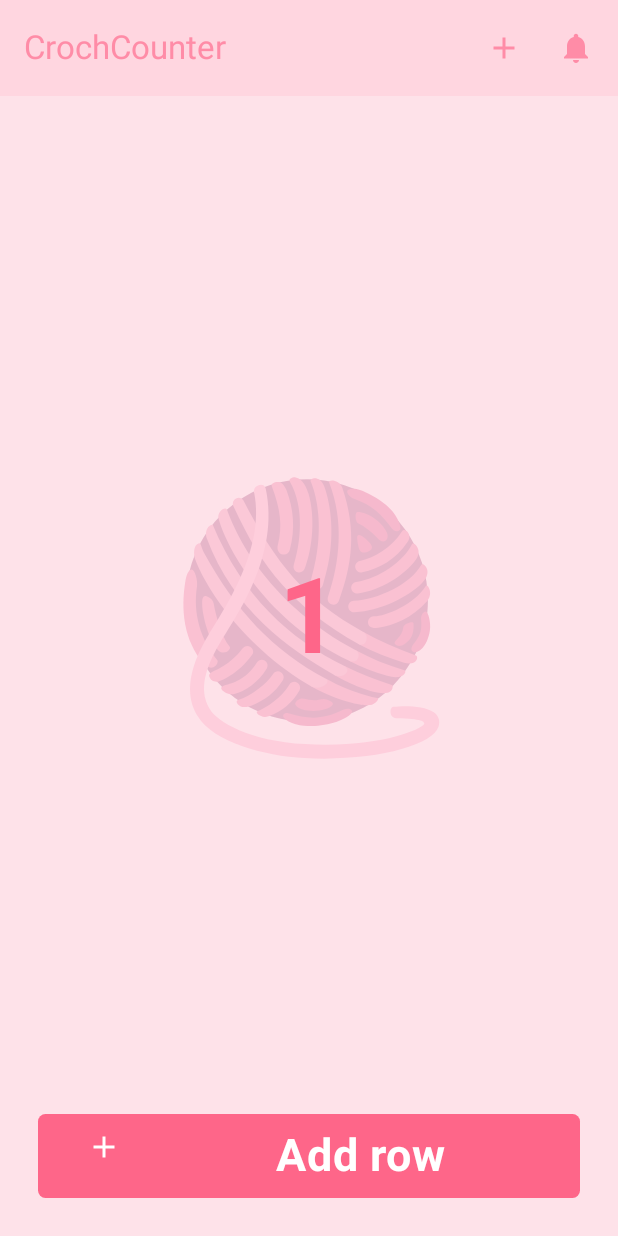
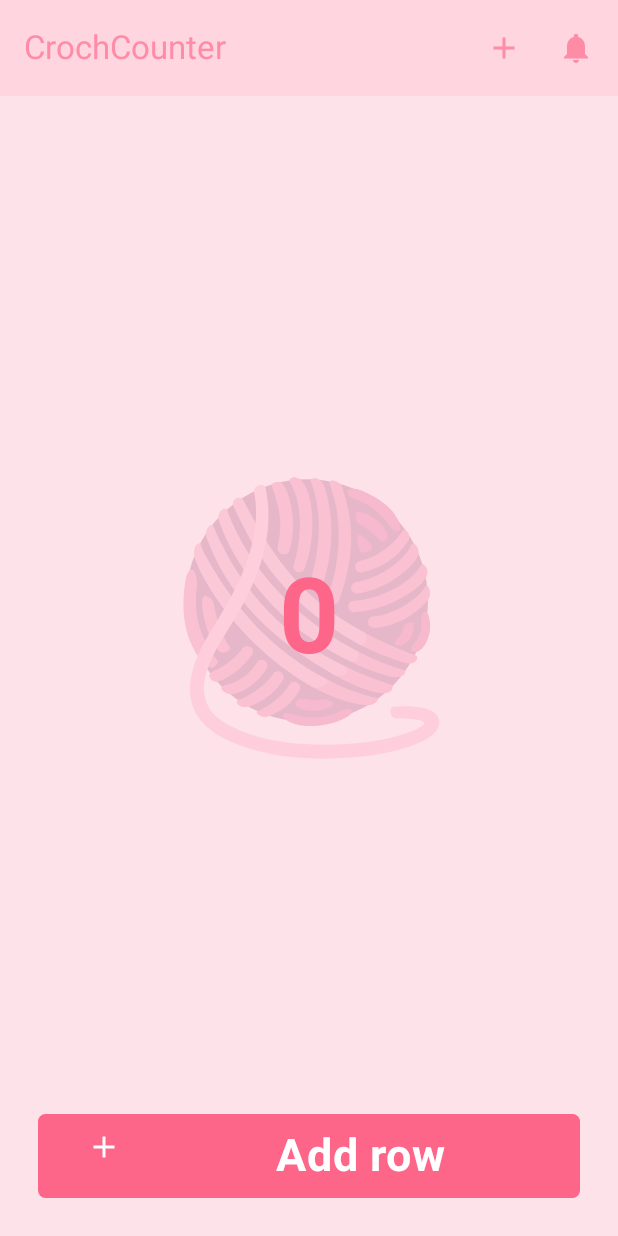
Before and after one commit to mathiasbolle/CrochCounter, an Android app built with Jetpack Compose: the screen it shows after launch (MainActivity), after a tap on "Subtract counter with 1", on a phone screen of 412 x 824 dp. Run offline under Robolectric (Android 15) with nearby library versions, the phone set to English and light mode, and no system bars; 1 other tap on this screen came first.

Commit message:
Add increase / decrease logic

```diff
--- a/app/build.gradle.kts
+++ b/app/build.gradle.kts
@@ -49,6 +49,7 @@ dependencies {
     implementation(libs.androidx.ui.graphics)
     implementation(libs.androidx.ui.tooling.preview)
     implementation(libs.androidx.material3)
+    implementation(libs.androidx.lifecycle.viewmodel.compose)
     testImplementation(libs.junit)
     androidTestImplementation(libs.androidx.junit)
     androidTestImplementation(libs.androidx.espresso.core)
--- a/app/src/main/java/be/mbolle/crochcounter/ui/CrochCounterApp.kt
+++ b/app/src/main/java/be/mbolle/crochcounter/ui/CrochCounterApp.kt
@@ -23,29 +23,43 @@ import androidx.compose.ui.graphics.Color
 import androidx.compose.ui.res.stringResource
 import androidx.compose.ui.tooling.preview.Preview
 import androidx.compose.ui.unit.dp
+import androidx.lifecycle.viewmodel.compose.viewModel
 import be.mbolle.crochcounter.R
 import be.mbolle.crochcounter.ui.composables.Button
 import be.mbolle.crochcounter.ui.composables.Counter
+import be.mbolle.crochcounter.ui.theme.CrochCounterViewModel
 
 @Preview
 @Composable
 fun CrochCounterApp(modifier: Modifier = Modifier) {
+    val crocherCounterViewModel: CrochCounterViewModel = viewModel()
     Scaffold(
         modifier = Modifier.fillMaxSize(),
         containerColor = Color(0XFFFEE2E9),
         topBar = {
-            TopCrocherBar()
+            TopCrocherBar(
+                decreaseValue = { crocherCounterViewModel.subtractCounterByOne() },
+                resetValue = { crocherCounterViewModel.resetCounter() }
+            )
         }
     ) { innerPadding ->
-        CrosherContent(modifier = Modifier
-            .padding(innerPadding)
-            .fillMaxSize())
+        CrosherContent(
+            modifier = Modifier
+                .padding(innerPadding)
+                .fillMaxSize(),
+            increaseValue = { crocherCounterViewModel.addCounterByOne() },
+            value = crocherCounterViewModel.counter.toString()
+        )
     }
 }
 
 @OptIn(ExperimentalMaterial3Api::class)
 @Composable
-fun TopCrocherBar(modifier: Modifier = Modifier) {
+fun TopCrocherBar(
+    modifier: Modifier = Modifier,
+    decreaseValue: () -> Unit,
+    resetValue: () -> Unit
+) {
     TopAppBar(
         colors = TopAppBarDefaults.topAppBarColors(
             containerColor = Color(0XFFFFD6E0),
@@ -56,13 +70,19 @@ fun TopCrocherBar(modifier: Modifier = Modifier) {
         },
 
         actions = {
-            IconButton(onClick = { /* do something! */ }, colors = IconButtonDefaults.iconButtonColors(contentColor = Color(0XFFFF8CA7))) {
+            IconButton(
+                onClick = { decreaseValue() },
+                colors = IconButtonDefaults.iconButtonColors(contentColor = Color(0XFFFF8CA7))
+            ) {
                 Icon(
                     imageVector = Icons.Sharp.Add,
                     contentDescription = stringResource(R.string.subtract_btn)
                 )
             }
-            IconButton(onClick = { /* do something! */ },  colors = IconButtonDefaults.iconButtonColors(contentColor = Color(0XFFFF8CA7))) {
+            IconButton(
+                onClick = { resetValue() },
+                colors = IconButtonDefaults.iconButtonColors(contentColor = Color(0XFFFF8CA7))
+            ) {
                 Icon(
                     imageVector = Icons.Filled.Notifications,
                     contentDescription = stringResource(R.string.reset_btn)
@@ -73,12 +93,15 @@ fun TopCrocherBar(modifier: Modifier = Modifier) {
 }
 
 @Composable
-fun CrosherContent(modifier: Modifier = Modifier) {
+fun CrosherContent(modifier: Modifier = Modifier, increaseValue: () -> Unit, value: String) {
     Box(modifier = Modifier.fillMaxSize()) {
-        Counter(value = "1", modifier = Modifier.height(200.dp).align(Alignment.Center))
-        Button(modifier = Modifier
-            .fillMaxWidth()
-            .align(Alignment.BottomCenter)
-            , onClick = {}, label = "Add row")
+        Counter(value = value, modifier = Modifier
+            .height(200.dp)
+            .align(Alignment.Center))
+        Button(
+            modifier = Modifier
+                .fillMaxWidth()
+                .align(Alignment.BottomCenter), onClick = { increaseValue() }, label = "Add row"
+        )
     }
 }
--- /dev/null
+++ b/app/src/main/java/be/mbolle/crochcounter/ui/theme/CrochCounterViewModel.kt
@@ -0,0 +1,23 @@
+package be.mbolle.crochcounter.ui.theme
+
+import androidx.compose.runtime.getValue
+import androidx.compose.runtime.mutableIntStateOf
+import androidx.compose.runtime.setValue
+import androidx.lifecycle.ViewModel
+
+class CrochCounterViewModel(): ViewModel() {
+    var counter by mutableIntStateOf(0)
+        private set
+
+    fun addCounterByOne() {
+        counter++
+    }
+
+    fun subtractCounterByOne() {
+        counter--
+    }
+
+    fun resetCounter() {
+        counter = 0
+    }
+}
--- a/gradle/libs.versions.toml
+++ b/gradle/libs.versions.toml
@@ -11,6 +11,7 @@ composeBom = "2024.09.00"
 
 [libraries]
 androidx-core-ktx = { group = "androidx.core", name = "core-ktx", version.ref = "coreKtx" }
+androidx-lifecycle-viewmodel-compose = { module = "androidx.lifecycle:lifecycle-viewmodel-compose", version.ref = "lifecycleRuntimeKtx" }
 junit = { group = "junit", name = "junit", version.ref = "junit" }
 androidx-junit = { group = "androidx.test.ext", name = "junit", version.ref = "junitVersion" }
 androidx-espresso-core = { group = "androidx.test.espresso", name = "espresso-core", version.ref = "espressoCore" }
```
